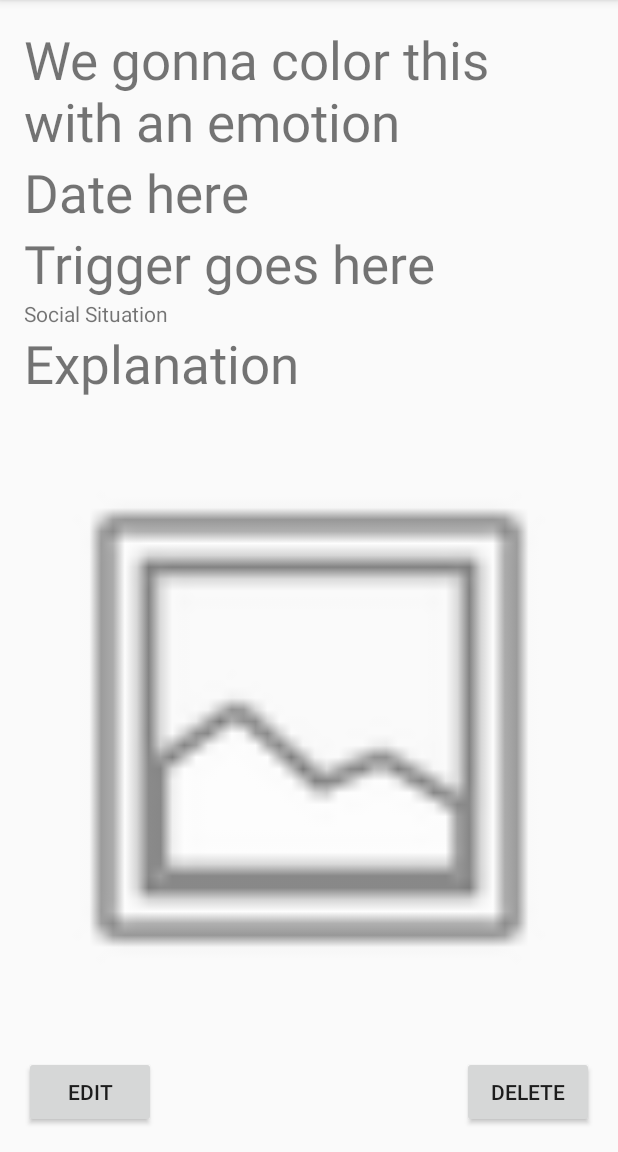
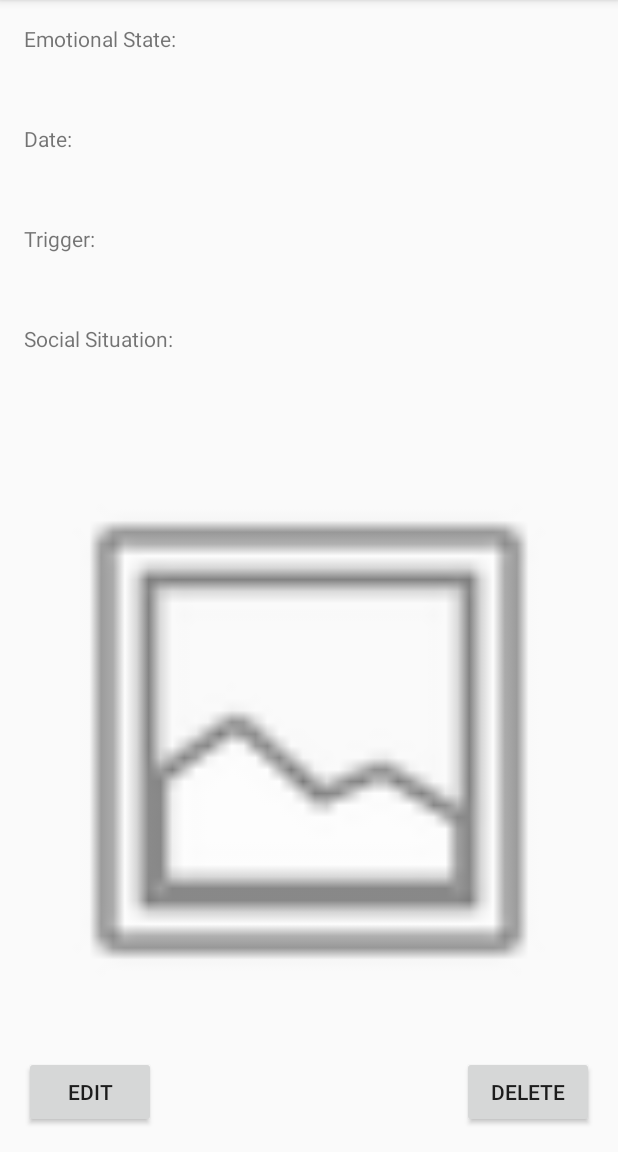
Before and after one commit to CMPUT301W17T12/ProjectAttitude, an Android app: the ViewMoodActivity screen opened directly, with no data from a screen before it, on a phone screen of 412 x 824 dp, the part 84-1236 px from its top. Run offline under Robolectric (Android 15) with nearby library versions, the light colour scheme and no system bars; 5 statements that could not run were skipped.

Commit message:
View mood is working, just need to finish the buttons. Created a color map and swapped everything over to it

```diff
--- a/ProjectAttitude/app/src/main/java/com/projectattitude/projectattitude/Activities/EditMoodActivity.java
+++ b/ProjectAttitude/app/src/main/java/com/projectattitude/projectattitude/Activities/EditMoodActivity.java
@@ -1,11 +1,22 @@
 package com.projectattitude.projectattitude.Activities;
 
+import android.content.Intent;
 import android.os.Bundle;
+import android.widget.Button;
+import android.widget.TextView;
 
 import com.projectattitude.projectattitude.Abstracts.MoodActivity;
+import com.projectattitude.projectattitude.Objects.Mood;
 import com.projectattitude.projectattitude.R;
 
 public class EditMoodActivity extends MoodActivity {
+    Button editButton;
+    Button deleteButton;
+    TextView dateView;
+    TextView emotionStateView;
+    TextView triggerView;
+    TextView socialSituationView;
+    Intent intent;
 
     //https://www.mkyong.com/android/android-spinner-drop-down-list-example/
     //Resourse for the spinner I made
@@ -13,6 +24,17 @@ public class EditMoodActivity extends MoodActivity {
     protected void onCreate(Bundle savedInstanceState) {
         super.onCreate(savedInstanceState);
         setContentView(R.layout.activity_edit_mood);
+        editButton = (Button) findViewById(R.id.EditButton);
+        deleteButton = (Button) findViewById(R.id.DeleteButton);
+
+        dateView = (TextView) findViewById(R.id.DateView);
+        emotionStateView = (TextView) findViewById(R.id.EmotionStateView);
+        triggerView = (TextView) findViewById(R.id.TriggerView);
+        socialSituationView = (TextView) findViewById(R.id.SocialSituationView);
+
+        Mood mood = (Mood) getIntent().getSerializableExtra("mood");
+
+
     }
 
     /**
--- a/ProjectAttitude/app/src/main/java/com/projectattitude/projectattitude/Activities/ViewMoodActivity.java
+++ b/ProjectAttitude/app/src/main/java/com/projectattitude/projectattitude/Activities/ViewMoodActivity.java
@@ -2,11 +2,16 @@ package com.projectattitude.projectattitude.Activities;
 
 import android.content.Intent;
 import android.os.Bundle;
+import android.widget.Button;
+import android.widget.RelativeLayout;
 import android.widget.TextView;
 
 import com.projectattitude.projectattitude.Abstracts.MoodActivity;
+import com.projectattitude.projectattitude.Objects.ColorMap;
 import com.projectattitude.projectattitude.Objects.Mood;
 import com.projectattitude.projectattitude.R;
+
+import java.util.HashMap;
 
 
 public class ViewMoodActivity extends MoodActivity {
@@ -14,9 +19,11 @@ public class ViewMoodActivity extends MoodActivity {
     private TextView emotionState;
     private TextView date;
     private TextView trigger;
-    private TextView explanation;
     private TextView socialSituation;
+    private Button editButton;
+    private Button deleteButton;
 
+    RelativeLayout r1;
     Intent intent;
 
 
@@ -30,10 +37,25 @@ public class ViewMoodActivity extends MoodActivity {
         emotionState = (TextView) findViewById(R.id.EmotionStateView);
         date = (TextView) findViewById(R.id.DateView);
         trigger = (TextView) findViewById(R.id.TriggerView);
-        explanation = (TextView) findViewById(R.id.ExplanationView);
         socialSituation = (TextView) findViewById(R.id.SocialSituationView);
+        editButton = (Button) findViewById(R.id.EditButton);
+        deleteButton = (Button) findViewById(R.id.DeleteButton);
+        r1 = (RelativeLayout) findViewById(R.id.activity_view_mood);
+        emotionState.setText("");
+        date.setText("");
+        trigger.setText("");
+        socialSituation.setText("");
 
         //TODO Set texts from the mood
+        Mood mood = (Mood) getIntent().getSerializableExtra("mood");
+        emotionState.setText(mood.getEmotionState());
+        date.setText(mood.getMoodDate().toString());
+        trigger.setText(mood.getTrigger());
+        socialSituation.setText(mood.getSocialSituation());
+        //Handle colors
+        ColorMap<String, Integer> map = new ColorMap<>();
+        r1.setBackgroundColor((Integer) map.get(mood.getEmotionState()));
+
     }
 
     /**
--- a/ProjectAttitude/app/src/main/java/com/projectattitude/projectattitude/Adapters/MoodMainAdapter.java
+++ b/ProjectAttitude/app/src/main/java/com/projectattitude/projectattitude/Adapters/MoodMainAdapter.java
@@ -8,6 +8,7 @@ import android.view.ViewGroup;
 import android.widget.ArrayAdapter;
 import android.widget.TextView;
 
+import com.projectattitude.projectattitude.Objects.ColorMap;
 import com.projectattitude.projectattitude.Objects.Mood;
 import com.projectattitude.projectattitude.R;
 
@@ -31,16 +32,7 @@ public class MoodMainAdapter extends ArrayAdapter<Mood> {
     @Override
     public View getView(int position, View convertView, ViewGroup parent) {
 
-        Map<String, Integer> map = new HashMap<String, Integer>();
-        map.put("Anger", rgb(255, 0, 0)); //red
-        map.put("Confusion", rgb(217, 217, 217)); //grey
-        map.put("Disgust", rgb(179, 179, 0)); //green/yellow
-        map.put("Fear", rgb(46, 46, 31)); //black
-        map.put("Happiness", rgb(68, 204, 0)); //green
-        map.put("Sadness", rgb(191, 128, 64)); //brown
-        map.put("Shame", rgb(51, 153, 255)); //blue
-        map.put("Surprise", rgb(204, 51, 255)); //purple
-
+        ColorMap<String, Integer> map = new ColorMap<>();
 
 
         Mood mood = getItem(position);
@@ -59,7 +51,7 @@ public class MoodMainAdapter extends ArrayAdapter<Mood> {
         tvDate.setText(mood.getMoodDate().toString());
 
         //color background
-        Integer val = map.get(mood.getEmotionState());
+        Integer val = (Integer) map.get(mood.getEmotionState());
         convertView.setBackgroundColor(val);
 
         if(mood.getTrigger().equalsIgnoreCase("")){
--- /dev/null
+++ b/ProjectAttitude/app/src/main/java/com/projectattitude/projectattitude/Objects/ColorMap.java
@@ -0,0 +1,31 @@
+package com.projectattitude.projectattitude.Objects;
+
+import java.util.HashMap;
+import java.util.Map;
+
+import static android.graphics.Color.rgb;
+
+/**
+ * Created by Chris on 3/8/2017.
+ * This object functions the exact same as a HashMap, except it contains preset values for
+ * associating color and emotion
+ * @See HashMap
+ *
+ * How to use:
+ *      ColorMap<String, Integer> map = new ColorMap<>(); //Creating the Hash
+ *      r1.setBackgroundColor((Integer) map.get(mood.getEmotionState())); //r1 is the view, have to cast to int though
+ */
+
+public class ColorMap<S, I extends Number> extends HashMap {
+    public ColorMap(){
+        this.put("Anger", rgb(255, 0, 0)); //red
+        this.put("Confusion", rgb(217, 217, 217)); //grey
+        this.put("Disgust", rgb(179, 179, 0)); //green/yellow
+        this.put("Fear", rgb(46, 46, 31)); //black
+        this.put("Happiness", rgb(68, 204, 0)); //green
+        this.put("Sadness", rgb(191, 128, 64)); //brown
+        this.put("Shame", rgb(51, 153, 255)); //blue
+        this.put("Surprise", rgb(204, 51, 255)); //purple
+
+    }
+}
--- a/ProjectAttitude/app/src/main/res/layout/activity_view_mood.xml
+++ b/ProjectAttitude/app/src/main/res/layout/activity_view_mood.xml
@@ -12,64 +12,45 @@
     tools:context="com.projectattitude.projectattitude.Activities.ViewMoodActivity">
 
     <TextView
+        android:id="@+id/DateView"
+        android:layout_width="wrap_content"
+        android:layout_height="wrap_content"
+        android:textSize="16pt"
+        android:text="Date here"
+        android:layout_below="@+id/dateLabel"
+        android:layout_alignParentLeft="true"
+        android:layout_alignParentStart="true" />
+
+    <TextView
         android:id="@+id/EmotionStateView"
         android:layout_width="wrap_content"
         android:layout_height="wrap_content"
         android:layout_alignParentLeft="true"
         android:layout_alignParentStart="true"
-        android:layout_alignParentTop="true"
+        android:layout_below="@+id/emotionStateLabel"
         android:text="We gonna color this with an emotion"
-        android:textSize="16pt"
-        android:layout_alignParentRight="true"
-        android:layout_alignParentEnd="true" />
-
-    <TextView
-        android:id="@+id/DateView"
-        android:layout_width="wrap_content"
-        android:layout_height="wrap_content"
-        android:layout_alignParentLeft="true"
-        android:layout_alignParentStart="true"
-        android:layout_below="@+id/EmotionStateView"
-        android:textSize="16pt"
-        android:text="Date here"
-        android:layout_alignParentRight="true"
-        android:layout_alignParentEnd="true" />
+        android:textSize="16pt" />
 
     <TextView
         android:id="@+id/TriggerView"
         android:layout_width="wrap_content"
         android:layout_height="wrap_content"
-        android:layout_alignParentLeft="true"
-        android:layout_alignParentStart="true"
-        android:layout_below="@+id/DateView"
         android:text="Trigger goes here"
         android:textSize="16pt"
 
-        android:layout_alignParentRight="true"
-        android:layout_alignParentEnd="true" />
-
-    <TextView
-        android:id="@+id/ExplanationView"
-        android:layout_width="wrap_content"
-        android:layout_height="wrap_content"
-        android:text="Explanation"
-        android:textSize="16pt"
-        android:layout_below="@+id/SocialSituationView"
+        android:layout_below="@+id/triggerLabel"
         android:layout_alignParentLeft="true"
-        android:layout_alignParentStart="true"
-        android:layout_alignParentRight="true"
-        android:layout_alignParentEnd="true" />
+        android:layout_alignParentStart="true" />
 
     <TextView
         android:id="@+id/SocialSituationView"
         android:layout_width="wrap_content"
         android:layout_height="wrap_content"
         android:text="Social Situation"
-        android:layout_below="@+id/TriggerView"
+        android:layout_below="@+id/socialSituationLabel"
+        android:textSize="16pt"
         android:layout_alignParentLeft="true"
-        android:layout_alignParentStart="true"
-        android:layout_alignParentRight="true"
-        android:layout_alignParentEnd="true" />
+        android:layout_alignParentStart="true" />
 
     <Button
         android:id="@+id/EditButton"
@@ -93,13 +74,47 @@
         android:id="@+id/imageView3"
         android:layout_width="wrap_content"
         android:layout_height="wrap_content"
+        app:srcCompat="@android:drawable/ic_menu_gallery"
         android:layout_above="@+id/EditButton"
         android:layout_alignParentLeft="true"
         android:layout_alignParentStart="true"
-        app:srcCompat="@android:drawable/ic_menu_gallery"
+        android:layout_below="@+id/SocialSituationView"
         android:layout_alignParentRight="true"
-        android:layout_alignParentEnd="true"
-        android:layout_below="@+id/ExplanationView" />
+        android:layout_alignParentEnd="true" />
+
+    <TextView
+        android:id="@+id/dateLabel"
+        android:layout_width="wrap_content"
+        android:layout_height="wrap_content"
+        android:text="Date:"
+        android:layout_alignParentLeft="true"
+        android:layout_alignParentStart="true"
+        android:layout_below="@+id/EmotionStateView" />
+
+    <TextView
+        android:id="@+id/socialSituationLabel"
+        android:layout_width="wrap_content"
+        android:layout_height="wrap_content"
+        android:text="Social Situation:"
+        android:layout_below="@+id/TriggerView"
+        android:layout_alignParentLeft="true"
+        android:layout_alignParentStart="true" />
+
+    <TextView
+        android:id="@+id/triggerLabel"
+        android:layout_width="wrap_content"
+        android:layout_height="wrap_content"
+        android:text="Trigger:"
+        android:layout_below="@+id/DateView"
+        android:layout_alignParentLeft="true"
+        android:layout_alignParentStart="true" />
+
+    <TextView
+        android:id="@+id/emotionStateLabel"
+        android:layout_width="wrap_content"
+        android:layout_height="wrap_content"
+        android:text="Emotional State:"
+        android:layout_alignParentTop="true" />
 
 
 </RelativeLayout>
--- a/ProjectAttitude/app/src/main/res/values/strings.xml
+++ b/ProjectAttitude/app/src/main/res/values/strings.xml
@@ -27,7 +27,7 @@
     <string name="month_option">Month</string>
     <string name="year_option">Year</string>
     <string-array name="social_situations">
-        <item>Select an social situation</item>
+        <item>Select a social situation</item>
         <item>Alone</item>
         <item>With one other person</item>
         <item>With two to several people</item>
```
